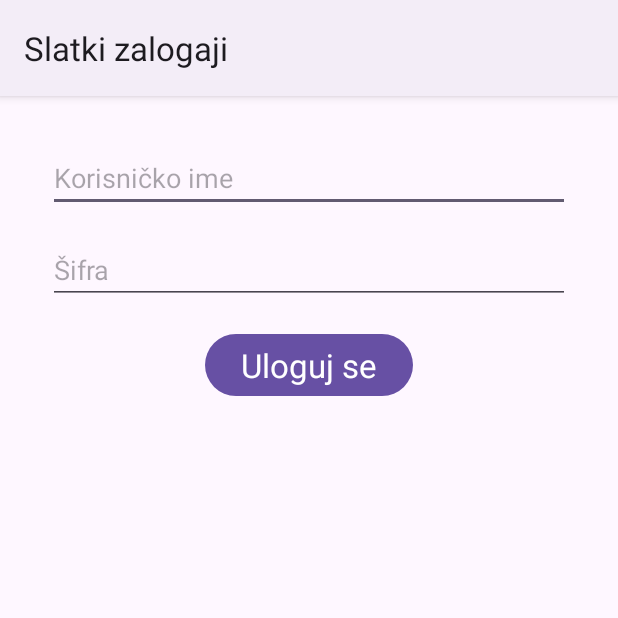
After one commit to jovan-vukic/confectionery-shop, an Android app: the LoginActivity screen opened directly, with no data from a screen before it, on a phone screen of 412 x 824 dp, the top half of it. The commit adds this screen. Run offline under Robolectric (Android 15) with nearby library versions, the phone set to English and light mode, and no system bars.

Commit message:
Add Login activity

```diff
--- a/app/src/main/AndroidManifest.xml
+++ b/app/src/main/AndroidManifest.xml
@@ -13,6 +13,9 @@
             android:theme="@style/Theme.Pkimobile"
             tools:targetApi="31">
         <activity
+                android:name=".LoginActivity"
+                android:exported="false"/>
+        <activity
                 android:name=".ProductDetailsActivity"
                 android:exported="false"/>
         <activity
--- /dev/null
+++ b/app/src/main/java/com/example/pki_mobile/LoginActivity.java
@@ -0,0 +1,41 @@
+package com.example.pki_mobile;
+
+import android.os.Bundle;
+import android.widget.Button;
+import android.widget.EditText;
+import android.widget.Toast;
+import androidx.appcompat.app.AppCompatActivity;
+import com.example.pki_mobile.utility.User;
+
+public class LoginActivity extends AppCompatActivity {
+
+    @Override
+    protected void onCreate(Bundle savedInstanceState) {
+        super.onCreate(savedInstanceState);
+        setContentView(R.layout.activity_login);
+
+        // Get references to views in activity
+        EditText username = findViewById(R.id.username_login_activity);
+        EditText password = findViewById(R.id.password_login_activity);
+        Button btnLogin = findViewById(R.id.login_button_login_activity);
+
+        // Set on-click listener for login button
+        btnLogin.setOnClickListener(view -> {
+            String usernameString = username.getText().toString();
+            String passwordString = password.getText().toString();
+
+            // Check if username and password are correct and set current user
+            for (User user : User.users) {
+                if (user.getUsername().equals(usernameString) && user.getPassword().equals(passwordString)) {
+                    User.currentUser = user;
+                    Toast.makeText(LoginActivity.this, "Uspešno ste ulogovani", Toast.LENGTH_SHORT).show();
+                    finish();
+                    return;
+                }
+            }
+
+            // If username and password are incorrect show error
+            Toast.makeText(LoginActivity.this, "Pogrešno korisničko ime ili šifra", Toast.LENGTH_LONG).show();
+        });
+    }
+}
--- a/app/src/main/java/com/example/pki_mobile/ProductDetailsActivity.java
+++ b/app/src/main/java/com/example/pki_mobile/ProductDetailsActivity.java
@@ -38,7 +38,7 @@ public class ProductDetailsActivity extends AppCompatActivity {
         price.setText(getString(R.string.price_complex, product.getPrice()));
 
         // Set adapter to quantity spinner with quantity values
-        Integer[] quantityValues = new Integer[]{1, 2, 3, 4, 5, 6, 7, 8, 9, 10};
+        Integer[] quantityValues = new Integer[] {1, 2, 3, 4, 5, 6, 7, 8, 9, 10};
         Spinner quantitySpinner = findViewById(R.id.quantity_spinner_product_details);
 
         ArrayAdapter<Integer> adapter = new ArrayAdapter<>(this, androidx.appcompat.R.layout.support_simple_spinner_dropdown_item, quantityValues);
@@ -47,13 +47,19 @@ public class ProductDetailsActivity extends AppCompatActivity {
         // Create add to cart button click listener
         Button addToCartButton = findViewById(R.id.add_to_cart_btn_product_details);
         addToCartButton.setOnClickListener(view -> {
-            // Add product to cart with quantity selected
-            int quantity = (Integer) quantitySpinner.getSelectedItem();
-            // User.currentUser.addCartItem(product, quantity);
+            if (User.currentUser == null) {
+                // Redirect to login page if user is not logged in
+                Intent intent = new Intent(ProductDetailsActivity.this, LoginActivity.class);
+                startActivity(intent);
+            } else {
+                // Add product to cart with quantity selected
+                int quantity = (Integer) quantitySpinner.getSelectedItem();
+                User.currentUser.addCartItem(product, quantity);
 
-            // Show success message and go back to previous activity
-            Toast.makeText(this, "Proizvod je dodat u korpu", Toast.LENGTH_LONG).show();
-            finish();
+                // Show success message and go back to previous activity
+                Toast.makeText(this, "Proizvod je dodat u korpu", Toast.LENGTH_LONG).show();
+                finish();
+            }
         });
     }
 }
--- /dev/null
+++ b/app/src/main/res/layout/activity_login.xml
@@ -0,0 +1,44 @@
+<?xml version="1.0" encoding="utf-8"?>
+<androidx.constraintlayout.widget.ConstraintLayout
+        xmlns:android="http://schemas.android.com/apk/res/android"
+        xmlns:tools="http://schemas.android.com/tools"
+        xmlns:app="http://schemas.android.com/apk/res-auto"
+        android:layout_width="match_parent"
+        android:layout_height="match_parent"
+        tools:context=".LoginActivity">
+    <EditText
+            android:id="@+id/username_login_activity"
+            android:layout_width="0dp"
+            android:layout_height="wrap_content"
+            android:layout_marginStart="32dp"
+            android:layout_marginTop="32dp"
+            android:layout_marginEnd="32dp"
+            android:hint="@string/username_placeholder"
+            app:layout_constraintEnd_toEndOf="parent"
+            app:layout_constraintStart_toStartOf="parent"
+            app:layout_constraintTop_toTopOf="parent"/>
+
+    <EditText
+            android:id="@+id/password_login_activity"
+            android:layout_width="0dp"
+            android:layout_height="wrap_content"
+            android:layout_marginStart="32dp"
+            android:layout_marginTop="16dp"
+            android:layout_marginEnd="32dp"
+            android:hint="@string/password_placeholder"
+            android:inputType="textPassword"
+            app:layout_constraintEnd_toEndOf="parent"
+            app:layout_constraintStart_toStartOf="parent"
+            app:layout_constraintTop_toBottomOf="@id/username_login_activity"/>
+
+    <Button
+            android:id="@+id/login_button_login_activity"
+            android:layout_width="wrap_content"
+            android:layout_height="wrap_content"
+            android:layout_marginTop="16dp"
+            android:text="@string/login"
+            android:textAppearance="@style/TextAppearance.AppCompat.Large"
+            app:layout_constraintEnd_toEndOf="@+id/password_login_activity"
+            app:layout_constraintStart_toStartOf="@+id/password_login_activity"
+            app:layout_constraintTop_toBottomOf="@+id/password_login_activity"/>
+</androidx.constraintlayout.widget.ConstraintLayout>
--- a/app/src/main/res/values/strings.xml
+++ b/app/src/main/res/values/strings.xml
@@ -5,4 +5,7 @@
     <string name="price_complex">Cena: %1$d RSD</string>
     <string name="quantity">"Količina: "</string>
     <string name="add_to_cart">Dodaj u korpu</string>
+    <string name="username_placeholder">Korisničko ime</string>
+    <string name="password_placeholder">Šifra</string>
+    <string name="login">Uloguj se</string>
 </resources>
```
